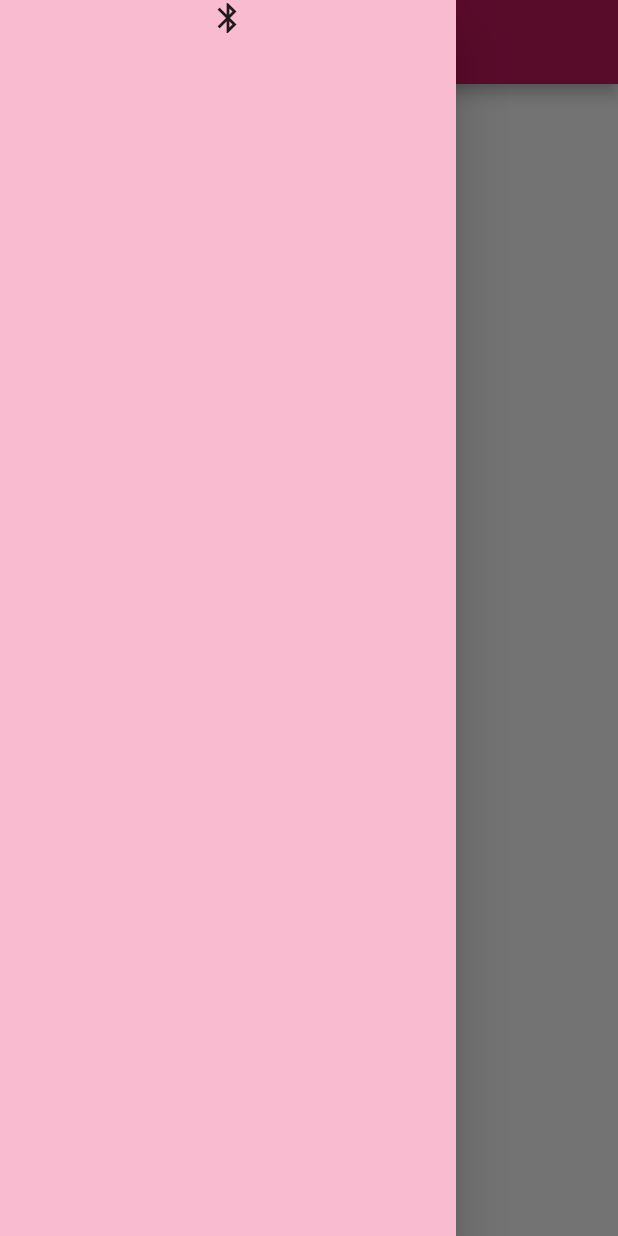
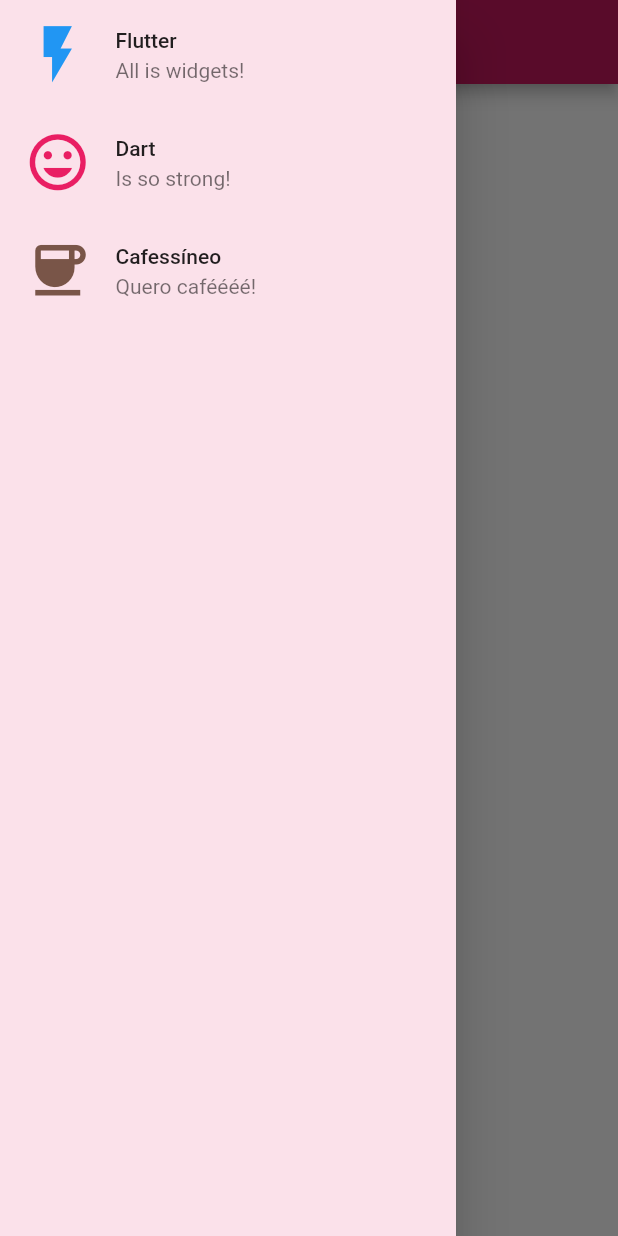
Before and after one commit to LucasMonteir0/exercicios_cubos, a Flutter app: the MyDrawerApp screen opened directly, with the side drawer open, on a phone screen of 412 x 824 dp. Run offline on Flutter 3.47's test engine with Material 2 defaults, Android fonts, the phone set to English and light mode, and no system bars.

Commit message:
upando exercicios

```diff
--- a/layouts/lib/ex1.dart
+++ b/layouts/lib/ex1.dart
@@ -2,7 +2,7 @@ import 'package:flutter/material.dart';
 import 'package:layouts/theme.dart';
 
 void main() {
-  runApp(MyApp());
+  runApp(const MyApp());
 }
 
 class MyApp extends StatelessWidget {
--- a/layouts/lib/ex2.dart
+++ b/layouts/lib/ex2.dart
@@ -1,5 +1,4 @@
 import 'package:flutter/material.dart';
-import 'package:layouts/theme.dart';
 
 void main() {
   runApp(const MyApp());
@@ -11,9 +10,6 @@ class MyApp extends StatelessWidget {
   @override
   Widget build(BuildContext context) {
     return const MaterialApp(
-      // themeMode: ThemeMode.light,
-      // theme: MyDrawerTheme.light,
-      // darkTheme: MyDrawerTheme.dark,
       home: MyDrawerApp(),
     );
   }
@@ -26,17 +22,43 @@ class MyDrawerApp extends StatelessWidget {
   Widget build(BuildContext context) {
     return Scaffold(
       appBar: AppBar(
-        title: const Text('Menu Drawer'),
+        title: Text(
+          'Menu Drawer',
+          style: TextStyle(color: Colors.pink.shade100),
+        ),
         backgroundColor: Colors.pink.shade700,
       ),
       drawer: Drawer(
-        backgroundColor: Colors.pink.shade100,
+        backgroundColor: const Color.fromARGB(255, 251, 225, 234),
         child: ListView(
           children: const [
-            Icon(
-              Icons.bluetooth,
+            ListTile(
+              leading: Icon(
+                Icons.flash_on, // arrow ou chevron
+                size: 45,
+                color: Colors.blue,
+              ),
+              title: Text('Flutter'),
+              subtitle: Text('All is widgets!'),
             ),
-
+            ListTile(
+              leading: Icon(
+                Icons.tag_faces, // arrow ou chevron
+                size: 45,
+                color: Colors.pink,
+              ),
+              title: Text('Dart'),
+              subtitle: Text('Is so strong!'),
+            ),
+            ListTile(
+              leading: Icon(
+                Icons.coffee, // arrow ou chevron
+                size: 45,
+                color: Colors.brown,
+              ),
+              title: Text('Cafessíneo'),
+              subtitle: Text('Quero caféééé!'),
+            ),
           ],
         ),
       ),
--- a/layouts/lib/ex3.dart
+++ b/layouts/lib/ex3.dart
@@ -1,7 +1,7 @@
 import 'package:flutter/material.dart';
 
 void main() {
-  runApp(MyNavigationBar());
+  runApp(const MyNavigationBar());
 }
 
 class MyNavigationBar extends StatefulWidget {
--- a/layouts/lib/ex4.dart
+++ b/layouts/lib/ex4.dart
@@ -2,7 +2,7 @@ import 'package:flutter/material.dart';
 import 'dart:math';
 
 void main() {
-  runApp(MyApp());
+  runApp(const MyApp());
 }
 
 class MyApp extends StatefulWidget {
--- a/layouts/lib/ex5.dart
+++ b/layouts/lib/ex5.dart
@@ -68,8 +68,8 @@ class CardNFT extends StatelessWidget {
           Padding(
             padding: const EdgeInsets.all(10.0),
             child: ClipRRect(
+              borderRadius: const BorderRadius.all(Radius.circular(10)),
               child: Image.asset('assets/nftimage.png'),
-              borderRadius: const BorderRadius.all(Radius.circular(10)),
             ),
           ),
           Padding(
@@ -105,7 +105,7 @@ class CardNFT extends StatelessWidget {
                     Row(
                       children: const [
                         Icon(
-                          Icons.timer,
+                          Icons.access_time_filled,
                           color: cor3,
                         ),
                         SizedBox(
```
